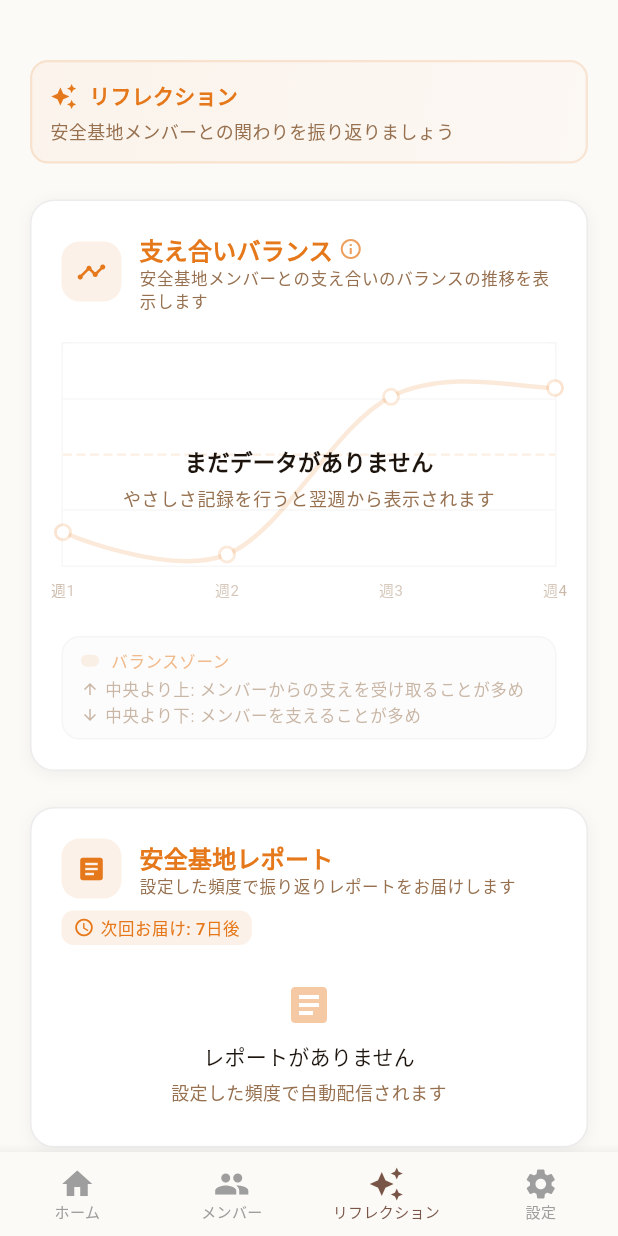
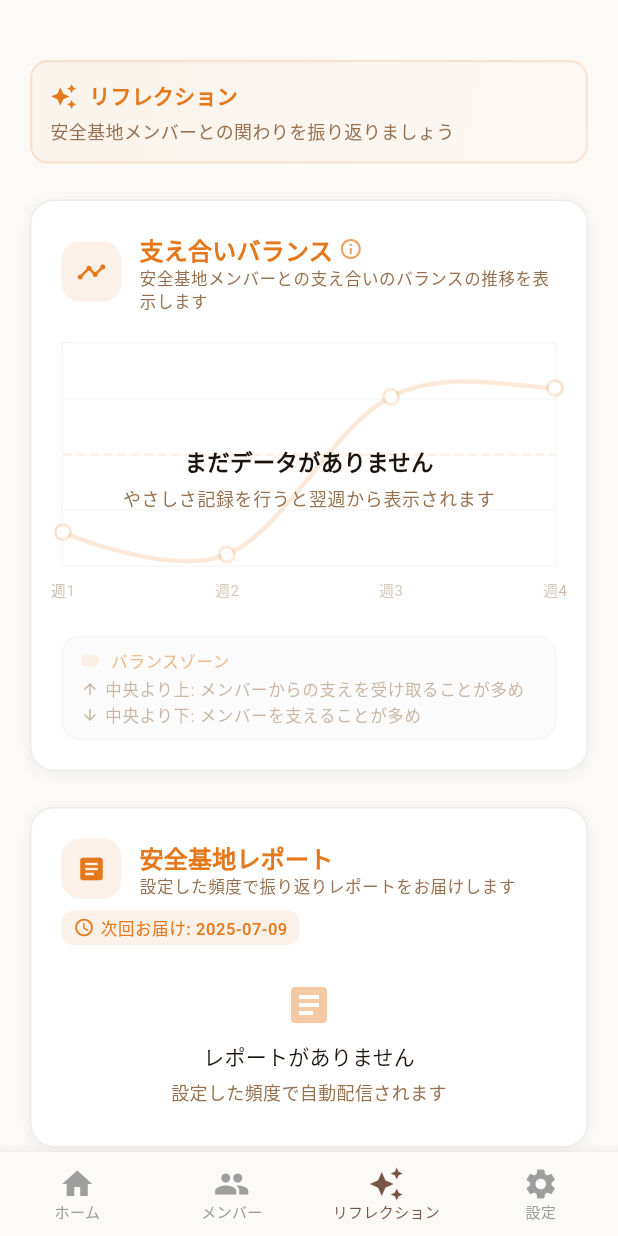
Before and after one commit to dmaruyama-51/secure-base-app-flutter, a Flutter app: the ReflectionListPage screen opened by its route, on a phone screen of 412 x 824 dp. Run offline on Flutter 3.47's test engine with Material 3 defaults, Android fonts, the phone set to English and light mode, and no system bars; drawn by our look-alikes of fl_chart; our stand-ins replace flutter_dotenv, go_router, google_fonts, shared_preferences, supabase_flutter; accounts and stored records are empty.

Commit message:
リフレクションページのバグを修正

```diff
--- a/lib/view_models/kindness_reflection/kindness_reflection_list_view_model.dart
+++ b/lib/view_models/kindness_reflection/kindness_reflection_list_view_model.dart
@@ -62,26 +62,21 @@ class ReflectionListViewModel extends ChangeNotifier {
   }
 
   /// リフレクションを「最新」と「過去」にグループ分け
-  /// リフレクションが1つしかない場合は、それを最新として扱う
+  /// createdAtの順序で最新のレコードを「最新」として扱う
   Map<String, List<KindnessReflection>> getGroupedReflections() {
-    final now = DateTime.now();
-    final sevenDaysAgo = DateTime(now.year, now.month, now.day - 7);
-
     final latestReflections = <KindnessReflection>[];
     final pastReflections = <KindnessReflection>[];
 
-    // リフレクションが1つしかない場合は、それを最新として扱う
-    if (_reflections.length == 1) {
-      latestReflections.add(_reflections.first);
-    } else {
-      // 複数ある場合は通常通り7日以内かどうかで分ける
-      for (final reflection in _reflections) {
-        if (reflection.createdAt.isAfter(sevenDaysAgo)) {
-          latestReflections.add(reflection);
-        } else {
-          pastReflections.add(reflection);
-        }
-      }
+    // リフレクションが空の場合は空のMapを返す
+    if (_reflections.isEmpty) {
+      return {'latest': latestReflections, 'past': pastReflections};
+    }
+
+    // 最初のレコード（最新）を「最新」として扱い、残りを「過去」とする
+    latestReflections.add(_reflections.first);
+
+    if (_reflections.length > 1) {
+      pastReflections.addAll(_reflections.skip(1));
     }
 
     return {'latest': latestReflections, 'past': pastReflections};
--- a/lib/views/kindness_reflection/kindness_reflection_list_page.dart
+++ b/lib/views/kindness_reflection/kindness_reflection_list_page.dart
@@ -489,20 +489,7 @@ class ReflectionListPageState extends State<ReflectionListPage> {
 
   /// 配信日をフォーマットする
   String _formatDeliveryDate(DateTime date) {
-    final now = DateTime.now();
-    final today = DateTime(now.year, now.month, now.day);
-    final targetDate = DateTime(date.year, date.month, date.day);
-    final difference = targetDate.difference(today).inDays;
-
-    if (difference == 0) {
-      return '今日';
-    } else if (difference == 1) {
-      return '明日';
-    } else if (difference > 0) {
-      return '$difference日後';
-    } else {
-      return '$date.month/$date.day';
-    }
+    return '${date.year.toString().padLeft(4, '0')}-${date.month.toString().padLeft(2, '0')}-${date.day.toString().padLeft(2, '0')}';
   }
 
   Widget _buildLoadingState() {
```
